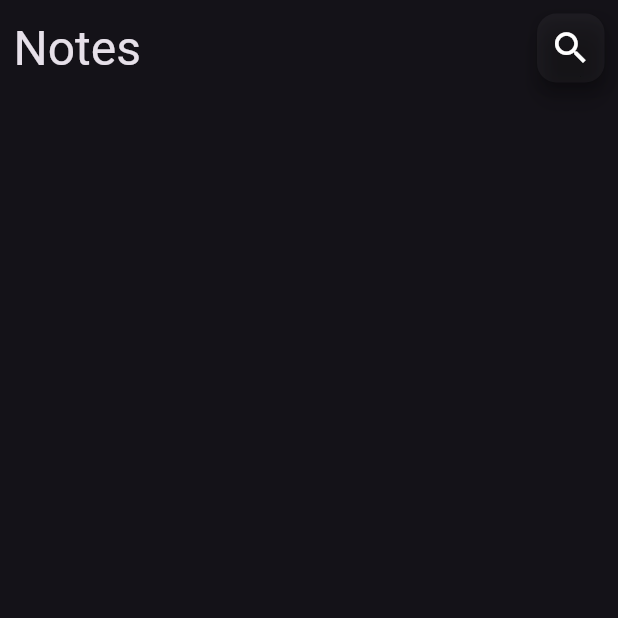
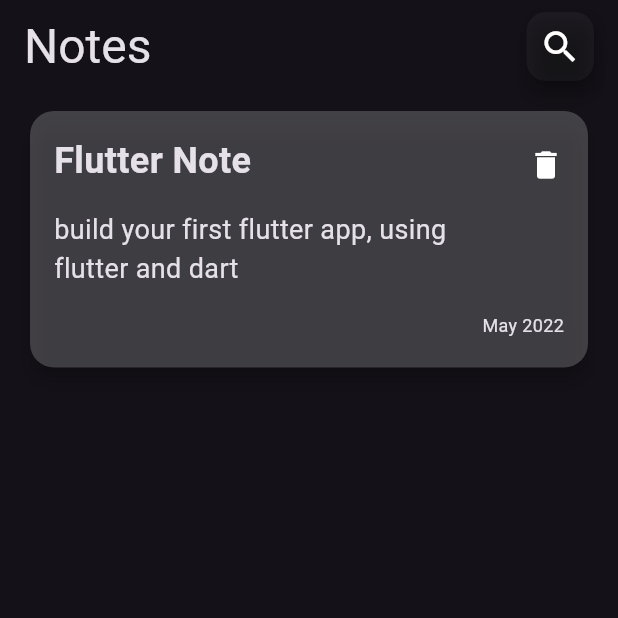
Before and after one commit to AhmedKhaled858/notes_app, a Flutter app: the screen it shows after launch, on a phone screen of 412 x 824 dp, the top half of it. Run offline on Flutter 3.47's test engine with Material 3 defaults, Android fonts, the phone set to English and light mode, and no system bars; our stand-ins replace go_router.

Commit message:
create note item

```diff
--- /dev/null
+++ b/lib/features/notes/presentation/views/widgets/note_item.dart
@@ -0,0 +1,76 @@
+// ignore_for_file: deprecated_member_use
+
+import 'package:flutter/material.dart';
+
+class NoteItem extends StatelessWidget {
+  const NoteItem({super.key});
+
+  @override
+  Widget build(BuildContext context) {
+    return Card(
+      elevation: 5,
+      color: const Color.fromARGB(236, 255, 255, 255).withOpacity(0.2), // transparent card
+      shape: RoundedRectangleBorder(
+        borderRadius: BorderRadius.circular(16),
+      ),
+      child: Padding(
+        padding: const EdgeInsets.only(top: 16, left: 16, bottom: 20,right: 8),
+        child: Column(
+          crossAxisAlignment: CrossAxisAlignment.end,
+          children: [
+            Row(
+              crossAxisAlignment: CrossAxisAlignment.start,
+              children: [
+                Expanded(
+                  child: Column(
+                    crossAxisAlignment: CrossAxisAlignment.start,
+                    children: const [
+                      Text(
+                        "Flutter Note",
+                        style: TextStyle(
+                         // color: Colors.black,
+                          fontSize: 24,
+                          fontWeight: FontWeight.bold,
+                        ),
+                      ),
+                      SizedBox(height: 16),
+                      Text(
+                        "build your first flutter app, using flutter and dart",
+                        maxLines: 2,
+                        style: TextStyle(
+                         // color: Colors.black54,
+                          fontSize: 18,
+                        ),
+                      ),
+                    ],
+                  ),
+                ),
+                SizedBox(
+                  height: 40,
+                  width: 40,
+                  child: IconButton(
+                    padding: EdgeInsets.zero,
+                    icon: Icon(Icons.delete, color: Colors.white,size: 24,),
+                    onPressed: () {
+                      // Handle delete
+                    },
+                  ),
+                ),
+              ],
+            ),
+            const Padding(
+              padding: EdgeInsets.only(right: 8.0,top: 16),
+              child: Text(
+                "May 2022",
+                style: TextStyle(
+               //   color: Colors.black54,
+                  fontSize: 12,
+                ),
+              ),
+            ),
+          ],
+        ),
+      ),
+    );
+  }
+}
--- a/lib/features/notes/presentation/views/widgets/notes_view_body.dart
+++ b/lib/features/notes/presentation/views/widgets/notes_view_body.dart
@@ -1,5 +1,6 @@
 import 'package:flutter/material.dart';
 import 'package:note_app/core/utiles/widgets/custom_appbar.dart';
+import 'package:note_app/features/notes/presentation/views/widgets/note_item.dart';
 
 class NotesViewBody extends StatelessWidget {
   const NotesViewBody({super.key});
@@ -7,13 +8,15 @@
   @override
   Widget build(BuildContext context) {
     return SafeArea(
-      child: Column(
-        children: [
-        Padding(
-          padding: const EdgeInsets.all(9.0),
-          child: CustomAppbar(),
-        ),
-      ],),
+      child: Padding(
+        padding: const EdgeInsets.symmetric(horizontal: 16.0,vertical: 8),
+        child: Column(
+          children: [
+          CustomAppbar(),
+          SizedBox(height: 16,),
+          NoteItem(),
+        ],),
+      ),
     );
   }
 }
```
